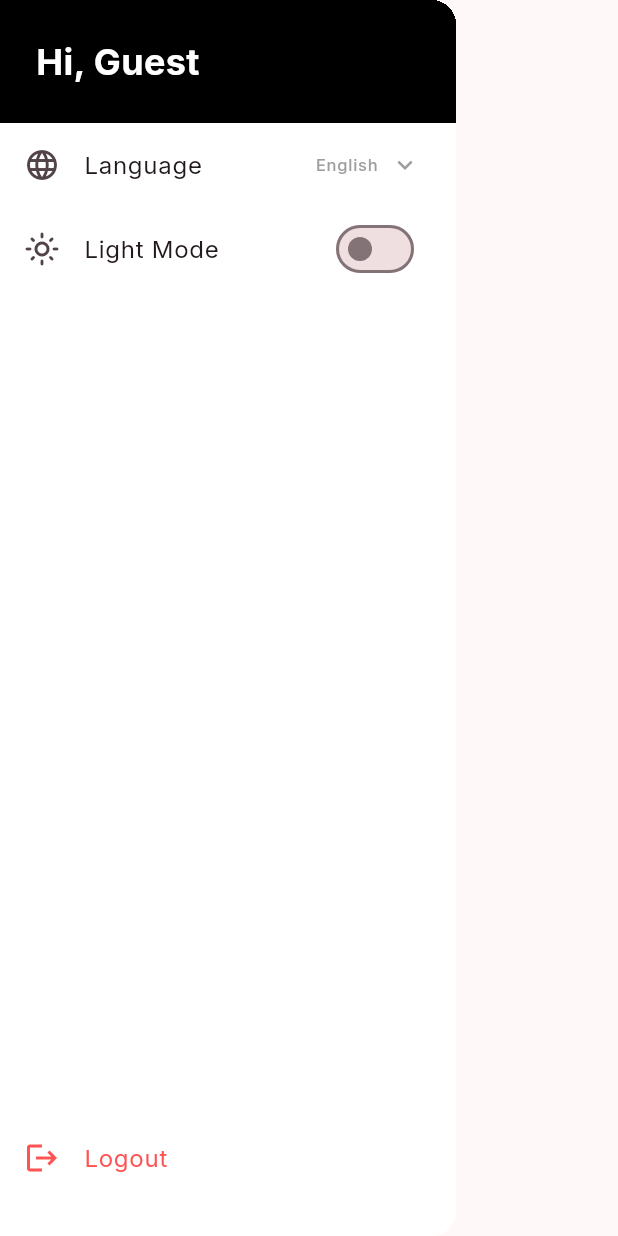
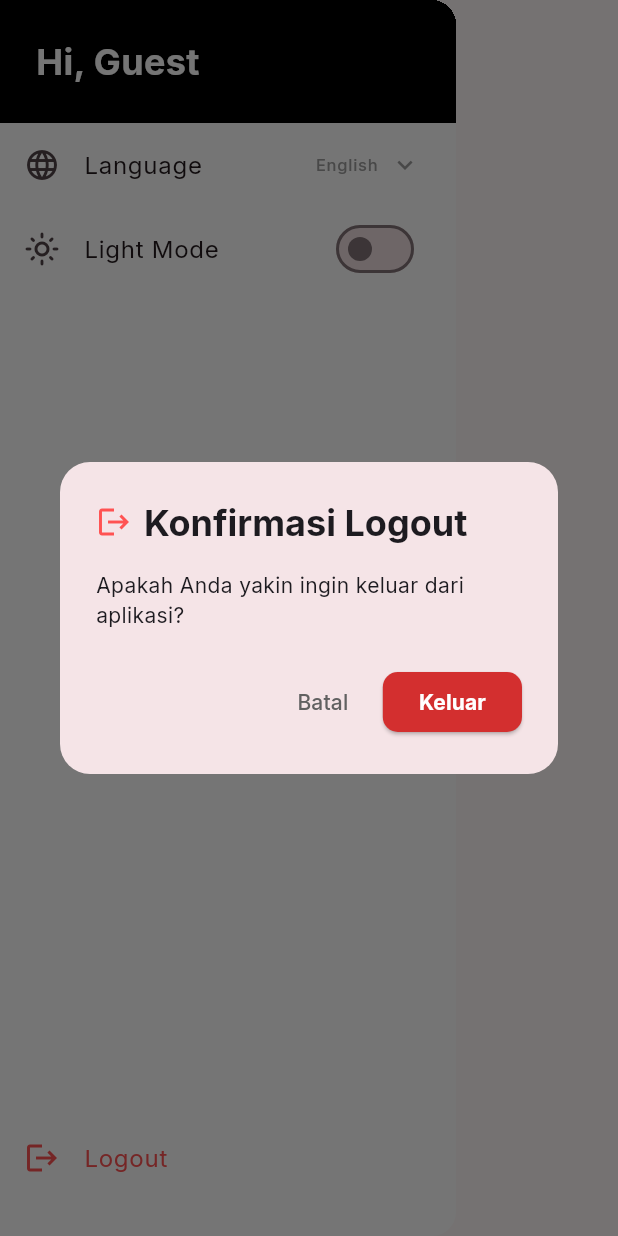
Before and after one commit to rigel-donovan/TemanSudut, a Flutter app: the CustomDrawer widget shown alone on an empty page, opened directly, after a tap on "Logout", on a phone screen of 412 x 824 dp. Run offline on Flutter 3.47's test engine with Material 3 defaults, Android fonts, the phone set to English and light mode, and no system bars; our stand-ins replace camera, dio, google_fonts, image_picker, permission_handler, shared_preferences; missing offline and left inert: blue_thermal_printer, esc_pos_utils; accounts and stored records are empty; network calls fail.

Commit message:
update fitur

```diff
--- a/lib/widgets/custom_drawer.dart
+++ b/lib/widgets/custom_drawer.dart
@@ -87,7 +87,40 @@ class CustomDrawer extends StatelessWidget {
                   leading: Icon(Icons.logout, color: Colors.redAccent),
                   title: Text('Logout', style: TextStyle(color: Colors.redAccent)),
                   onTap: () {
-                    auth.logout();
+                    showDialog(
+                      context: context,
+                      builder: (BuildContext dialogContext) {
+                        return AlertDialog(
+                          shape: RoundedRectangleBorder(borderRadius: BorderRadius.circular(20)),
+                          title: Row(
+                            children: [
+                              Icon(Icons.logout, color: Colors.redAccent),
+                              SizedBox(width: 8),
+                              Text('Konfirmasi Logout', style: TextStyle(fontWeight: FontWeight.bold)),
+                            ],
+                          ),
+                          content: Text('Apakah Anda yakin ingin keluar dari aplikasi?'),
+                          actions: [
+                            TextButton(
+                              onPressed: () => Navigator.of(dialogContext).pop(),
+                              child: Text('Batal', style: TextStyle(color: Colors.grey[700])),
+                            ),
+                            ElevatedButton(
+                              style: ElevatedButton.styleFrom(
+                                backgroundColor: Colors.red[700],
+                                foregroundColor: Colors.white,
+                                shape: RoundedRectangleBorder(borderRadius: BorderRadius.circular(10)),
+                              ),
+                              onPressed: () {
+                                Navigator.of(dialogContext).pop();
+                                auth.logout();
+                              },
+                              child: Text('Keluar', style: TextStyle(fontWeight: FontWeight.bold)),
+                            ),
+                          ],
+                        );
+                      },
+                    );
                   },
                 ),
                 SizedBox(height: 24),
@@ -104,15 +137,18 @@ void _showCloseShiftDialog(BuildContext context, CartProvider cart) {
   final shift = cart.currentShift;
   if (shift == null) return;
 
-  final TextEditingController endCashController = TextEditingController();
   double startingCash = double.tryParse(shift['starting_cash']?.toString() ?? '0') ?? 0;
   double expectedCash = double.tryParse(shift['current_cash']?.toString() ?? '0') ?? 0;
+
+  final TextEditingController endCashController = TextEditingController(
+    text: expectedCash.toInt().toString()
+  );
 
   showDialog(
     context: context,
     barrierDismissible: false,
     builder: (dialogContext) {
-      double enteredCash = 0;
+      double enteredCash = expectedCash;
       double difference = 0;
 
       return StatefulBuilder(
```
